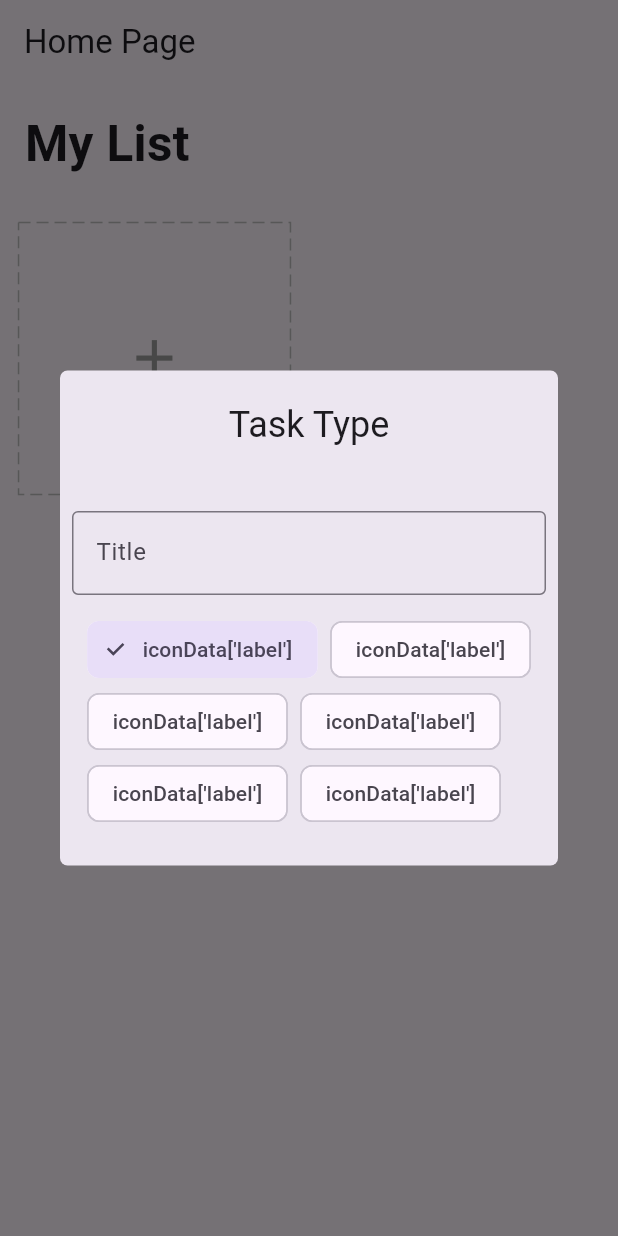
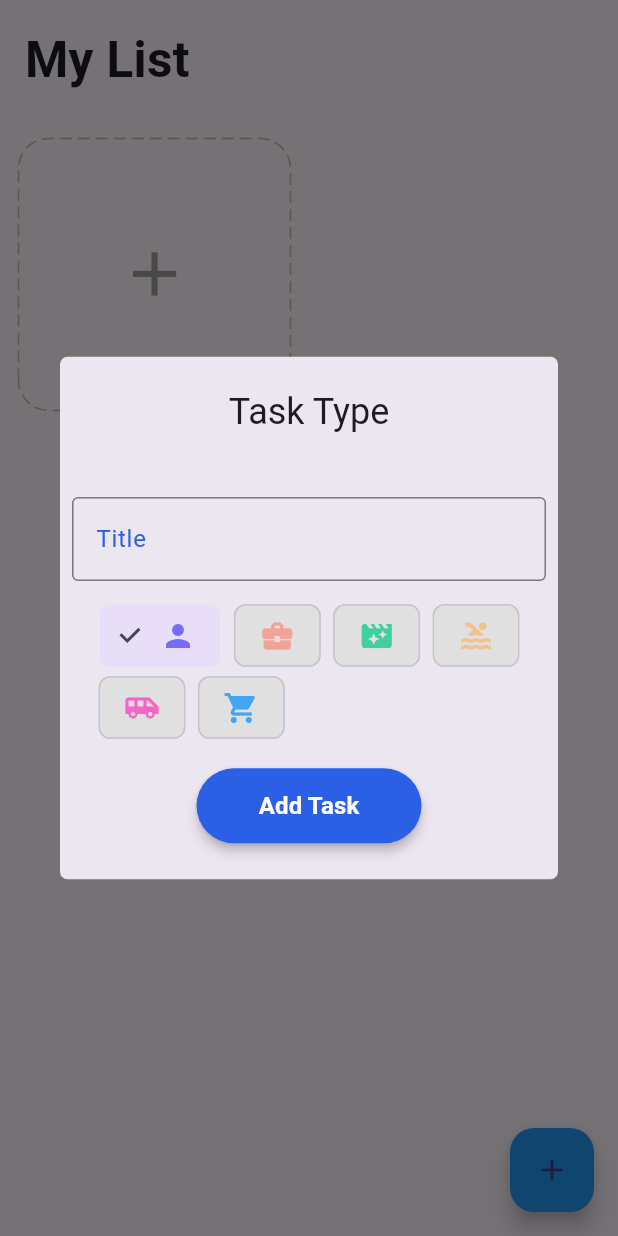
Before and after one commit to Yash-Gupta001/task_app, a Flutter app: the screen it shows after launch, after a tap on the "add" icon, on a phone screen of 412 x 824 dp. Run offline on Flutter 3.47's test engine with Material 3 defaults, Android fonts, the phone set to English and light mode, and no system bars; drawn by our look-alikes of dotted_border; our stand-ins replace equatable, flutter_easyloading, get, get_storage, step_progress_indicator.

Commit message:
more functionality and ui enhanced

```diff
--- a/lib/app/data/services/storage/services.dart
+++ b/lib/app/data/services/storage/services.dart
@@ -6,6 +6,7 @@ class StorageService extends GetxService{
   late GetStorage _box;
   Future<StorageService>  init() async{
     _box = GetStorage();
+    // await _box.write(taskkey,[]);
     await _box.writeIfNull(taskkey,[]);
     return this;
   }
--- a/lib/app/modules/home/controller.dart
+++ b/lib/app/modules/home/controller.dart
@@ -4,7 +4,7 @@ import 'package:task_app/app/data/models/task.dart';
 import 'package:task_app/app/data/services/storage/repository.dart';
 
 class HomeController extends GetxController {
-   TaskRepository taskRepository;
+  final TaskRepository taskRepository;
 
   // Constructor to inject the repository
   HomeController({required this.taskRepository});
@@ -12,6 +12,7 @@ class HomeController extends GetxController {
   final formKey = GlobalKey<FormState>();
   final editCtrl = TextEditingController();
   final chipIndex = 0.obs;
+  final deleting = false.obs;
   final tasks = <Task>[].obs;
 
   @override
@@ -21,14 +22,30 @@ class HomeController extends GetxController {
     ever(tasks, (_) => taskRepository.writeTasks(tasks));
   }
 
+  void changeDeleting(bool value) {
+    deleting.value = value;
+  }
+
   @override
   void onClose() {
+    editCtrl.dispose();
     super.onClose();
   }
 
-  void changeChipIndex(int value){
+  void changeChipIndex(int value) {
     chipIndex.value = value;
   }
 
+  bool addTask(Task task) {
+    if (tasks.contains(task)) {
+      return false;
+    }
+    tasks.add(task);
+    return true;
+  }
 
+  // New method for deleting a task
+  void deleteTask(Task task) {
+    tasks.remove(task);
+  }
 }
--- a/lib/app/modules/home/view.dart
+++ b/lib/app/modules/home/view.dart
@@ -1,7 +1,10 @@
 import 'package:flutter/material.dart';
+import 'package:flutter_easyloading/flutter_easyloading.dart';
 import 'package:task_app/app/core/utils/extensions.dart';
+import 'package:task_app/app/data/models/task.dart';
 import 'package:task_app/app/modules/home/controller.dart';
 import 'package:get/get.dart';
+import 'package:task_app/app/modules/home/widgets/task_card.dart';
 import 'package:task_app/app/widgets/add_card.dart';
 
 class Home extends GetView<HomeController> {
@@ -10,32 +13,66 @@ class Home extends GetView<HomeController> {
   @override
   Widget build(BuildContext context) {
     return Scaffold(
-      appBar: AppBar(
-        title: Text("Home Page"),
-      ),
+      // appBar: AppBar(
+      //   title: Text("Home Page"),
+      // ),
       body: SafeArea(
         child: ListView(
           children: [
             Padding(
               padding: EdgeInsets.all(4.0.wp),
-              child: Text('My List',
+              child: Text(
+                'My List',
                 style: TextStyle(
                   fontSize: 24.0.sp,
                   fontWeight: FontWeight.bold,
                 ),
               ),
             ),
-            GridView.count(
+            Obx(
+              () => GridView.count(
                 crossAxisCount: 2,
                 shrinkWrap: true,
-              physics: ClampingScrollPhysics(),
+                physics: BouncingScrollPhysics(),
                 children: [
+                  ...controller.tasks
+                      .map((element) => LongPressDraggable(
+                        data: element,
+                        onDragStarted: () => controller.changeDeleting(true),
+                        onDraggableCanceled: (___,__) => controller.changeDeleting(false),
+                        onDragEnd: (_) => controller.changeDeleting(false),
+
+                        feedback: Opacity(opacity: 0.8,
+                        child: TaskCard(task: element),
+                        ),
+                        child: TaskCard(task: element)))
+                      .toList(),
                   AddCard()
                 ],
+              ),
             ),
           ],
         ),
       ),
+      floatingActionButton: DragTarget<Task>(
+  builder: (_, __, ___) {
+    return Obx(
+      () => FloatingActionButton(
+        backgroundColor: controller.deleting.value ? Colors.red : Colors.blue,
+        onPressed: () {
+          // Add your logic for the button press if needed
+        },
+        child: Icon(controller.deleting.value ? Icons.delete : Icons.add),
+      ),
+    );
+  },
+  onAccept: (Task task) {
+    controller.deleteTask(task);
+    EasyLoading.showSuccess("Delete done");
+  },
+),
+
+
     );
   }
 }
--- a/lib/app/widgets/add_card.dart
+++ b/lib/app/widgets/add_card.dart
@@ -1,13 +1,16 @@
 import 'package:dotted_border/dotted_border.dart';
 import 'package:flutter/material.dart';
+import 'package:flutter_easyloading/flutter_easyloading.dart';
 import 'package:get/get.dart';
 import 'package:task_app/app/core/utils/extensions.dart';
+import 'package:task_app/app/core/values/colors.dart';
+import 'package:task_app/app/data/models/task.dart';
 import 'package:task_app/app/modules/home/controller.dart';
 import 'package:task_app/app/widgets/icons.dart';
 
 class AddCard extends StatelessWidget {
   final homeCtrl = Get.find<HomeController>();
-  AddCard({Key? key}) : super(key: key);
+  AddCard({super.key});
 
   @override
   Widget build(BuildContext context) {
@@ -18,6 +21,16 @@ class AddCard extends StatelessWidget {
       width: squareWidth / 2,
       height: squareWidth / 2,
       margin: EdgeInsets.all(3.0.wp),
+      decoration: BoxDecoration(
+        borderRadius: BorderRadius.circular(20),
+        // boxShadow: [
+        //   BoxShadow(
+        //     color: Colors.black.withOpacity(0.1),
+        //     offset: Offset(0, 4),
+        //     blurRadius: 6,
+        //   ),
+        // ],
+      ),
       child: InkWell(
         onTap: () async {
           await Get.defaultDialog(
@@ -35,6 +48,7 @@ class AddCard extends StatelessWidget {
                       decoration: InputDecoration(
                         border: OutlineInputBorder(),
                         labelText: 'Title',
+                        labelStyle: TextStyle(color: blue),
                       ),
                       validator: (value) {
                         if (value == null || value.trim().isEmpty) {
@@ -47,32 +61,75 @@ class AddCard extends StatelessWidget {
                   Wrap(
                     spacing: 2.0.wp,
                     children: icons
-                        .map((iconData) {
+                        .map((e) {
                           return Obx(() {
-                            int index = icons.indexOf(iconData);
+                            int index = icons.indexOf(e);
                             return ChoiceChip(
-                              label: Text("iconData['label']"),
+                              label: e,
                               selected: homeCtrl.chipIndex.value == index,
                               onSelected: (bool selected) {
                                 homeCtrl.chipIndex.value = selected ? index : -1;
                               },
+                              // selectedColor: blue,
+                              backgroundColor: Colors.grey[300],
+                              labelStyle: TextStyle(
+                                  color: homeCtrl.chipIndex.value == index
+                                      ? Colors.white
+                                      : Colors.black),
                             );
                           });
                         })
                         .toList(),
                   ),
+                  SizedBox(height: 4.0.wp),
+                  ElevatedButton(
+                    style: ElevatedButton.styleFrom(
+                      backgroundColor: blue,
+                      shape: RoundedRectangleBorder(
+                        borderRadius: BorderRadius.circular(30),
+                      ),
+                      minimumSize: Size(150, 50),
+                      elevation: 3,
+                    ),
+                    onPressed: () {
+                      if (homeCtrl.formKey.currentState!.validate()) {
+                        int icon = icons[homeCtrl.chipIndex.value].icon!.codePoint;
+                        String color = icons[homeCtrl.chipIndex.value].color!.toHex();
+                        var task = Task(
+                          title: homeCtrl.editCtrl.text,
+                          icon: icon,
+                          color: color);
+
+                      Get.back();
+                      homeCtrl.addTask(task)
+                      ? EasyLoading.showSuccess("Task Created") :
+                      EasyLoading.showError("Duplicate Task");
+                      }
+                    },
+                    child: Text(
+                      "Add Task",
+                      style: TextStyle(
+                          color: Colors.white,
+                          fontWeight: FontWeight.bold,
+                          fontSize: 16),
+                    ),
+                  ),
                 ],
               ),
             ),
           );
+          homeCtrl.editCtrl.clear();
+          homeCtrl.changeChipIndex(-1);
         },
         child: DottedBorder(
           color: Colors.grey[400]!,
           dashPattern: [8, 4],
+          borderType: BorderType.RRect,
+          radius: Radius.circular(20),
           child: Center(
             child: Icon(
               Icons.add,
-              size: 10.0.wp,
+              size: 12.0.wp,
               color: Colors.grey,
             ),
           ),
--- a/lib/app/widgets/icons.dart
+++ b/lib/app/widgets/icons.dart
@@ -1,5 +1,4 @@
 import 'package:flutter/material.dart';
-import 'package:task_app/app/core/values/icons.dart';
 import 'package:task_app/app/core/values/icons.dart';
 import 'package:task_app/app/core/values/colors.dart';
 
--- a/pubspec.yaml
+++ b/pubspec.yaml
@@ -17,6 +17,7 @@ dependencies:
   equatable: ^2.0.7
   flutter_easyloading: ^3.0.5
   dotted_border: ^2.1.0
+  step_progress_indicator: ^1.0.2
 
 dev_dependencies:
   flutter_test:
```
Also changed, not shown: lib/app/modules/home/widgets/task_card.dart (added, +94 -0 lines), pubspec.lock. Lines whose indentation alone changed are shown as unchanged.
